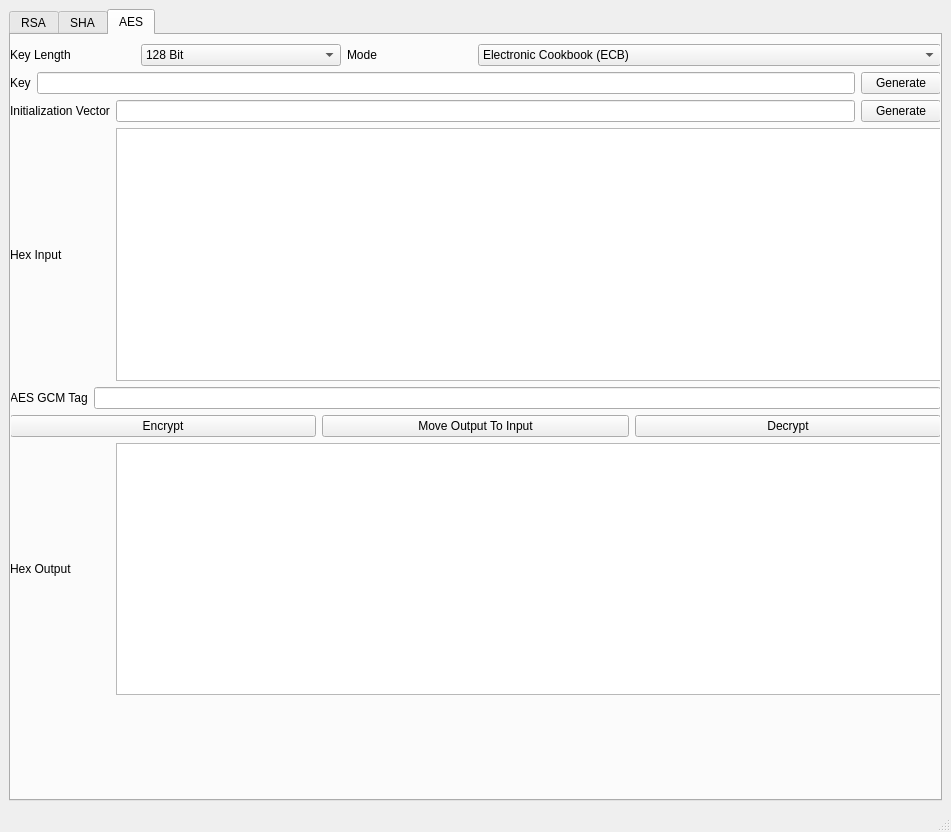
jbarbourmoore/Cryptography-Exploration, file C++_Implementations/QT_GUI_Cryptography/resources/mainwindow.ui: the form before one commit.
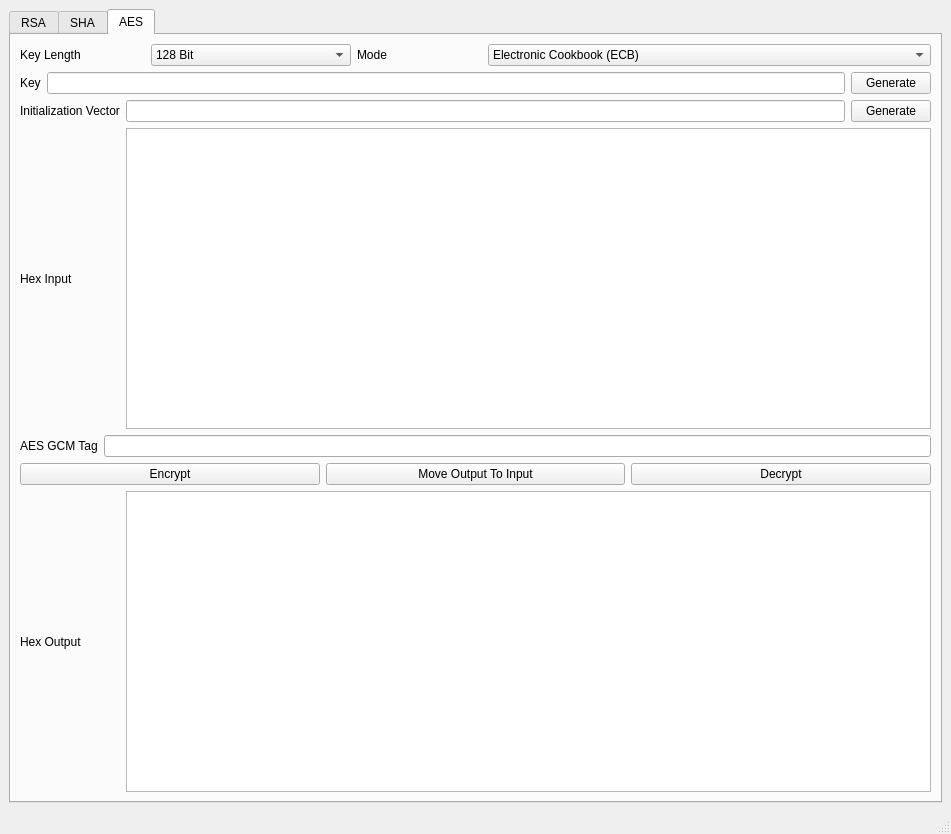
The form after the commit. The open tabs and pages were chosen to show the change.

Commit message: Fixed layout to adapt

Patch:
```diff
--- a/C++_Implementations/QT_GUI_Cryptography/resources/mainwindow.ui
+++ b/C++_Implementations/QT_GUI_Cryptography/resources/mainwindow.ui
@@ -7,7 +7,7 @@
     <x>0</x>
     <y>0</y>
     <width>951</width>
-    <height>729</height>
+    <height>834</height>
    </rect>
   </property>
   <property name="sizeIncrement">
@@ -747,15 +747,8 @@
        <attribute name="title">
         <string>AES</string>
        </attribute>
-       <widget class="QWidget" name="">
-        <property name="geometry">
-         <rect>
-          <x>-1</x>
-          <y>9</y>
-          <width>931</width>
-          <height>651</height>
-         </rect>
-        </property>
+       <layout class="QVBoxLayout" name="verticalLayout_14">
+        <item>
         <layout class="QVBoxLayout" name="verticalLayout_13">
          <item>
           <layout class="QHBoxLayout" name="horizontalLayout_7">
@@ -982,7 +975,8 @@
           </layout>
          </item>
         </layout>
-       </widget>
+        </item>
+       </layout>
       </widget>
      </widget>
     </item>
```
Lines whose indentation alone changed are shown as unchanged.
